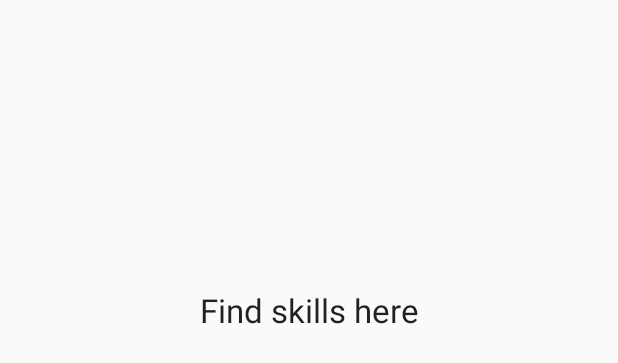
After one commit to initishh/Smart-Odisha-Hackathon, an Android app: the layout skill_layout.xml on its own in the app's theme, with its tools: preview values and no code run, on a phone screen of 412 x 824 dp. The commit adds this screen. Shown: the top 363 px of the screen. Run offline under Robolectric (Android 15) with nearby library versions, the phone set to English and light mode, and no system bars.

```diff
--- a/TestApp/app/src/main/AndroidManifest.xml
+++ b/TestApp/app/src/main/AndroidManifest.xml
@@ -42,7 +42,9 @@
         <activity
             android:name=".Main2Activity"
             android:label="@string/title_activity_main2"
-            android:theme="@style/AppTheme.NoActionBar"></activity>
+            android:theme="@style/AppTheme.NoActionBar" />
+        <activity android:name=".Jobss" />
+        <activity android:name=".Profile"></activity>
     </application>
 
 </manifest>
--- /dev/null
+++ b/TestApp/app/src/main/res/layout/skill_layout.xml
@@ -0,0 +1,21 @@
+<?xml version="1.0" encoding="utf-8"?>
+<android.support.constraint.ConstraintLayout xmlns:android="http://schemas.android.com/apk/res/android"
+    xmlns:app="http://schemas.android.com/apk/res-auto"
+    xmlns:tools="http://schemas.android.com/tools"
+    android:layout_width="match_parent"
+    android:layout_height="match_parent">
+
+    <TextView
+        android:id="@+id/textView2"
+        android:layout_width="wrap_content"
+        android:layout_height="wrap_content"
+        android:layout_marginStart="8dp"
+        android:layout_marginTop="192dp"
+        android:layout_marginEnd="8dp"
+        android:text="Find skills here"
+        android:textAppearance="@style/TextAppearance.AppCompat.Large"
+        app:layout_constraintEnd_toEndOf="parent"
+        app:layout_constraintStart_toStartOf="parent"
+        app:layout_constraintTop_toTopOf="parent" />
+
+</android.support.constraint.ConstraintLayout>
```
Also changed, not shown: TestApp/app/src/main/java/com/example/initish/testapp/Discussion.java (+26 -45 lines), TestApp/app/src/main/java/com/example/initish/testapp/Jobss.java (added, +19 -0 lines), TestApp/app/src/main/java/com/example/initish/testapp/Main2Activity.java (+19 -4 lines), TestApp/app/src/main/java/com/example/initish/testapp/MainActivity.java (+5 -5 lines), TestApp/app/src/main/java/com/example/initish/testapp/Profile.java (added, +20 -0 lines), TestApp/app/src/main/java/com/example/initish/testapp/Skill.java (added, +18 -0 lines), TestApp/app/src/main/res/layout/activity_jobss.xml (added, +9 -0 lines), TestApp/app/src/main/res/layout/activity_profile.xml (added, +9 -0 lines).
